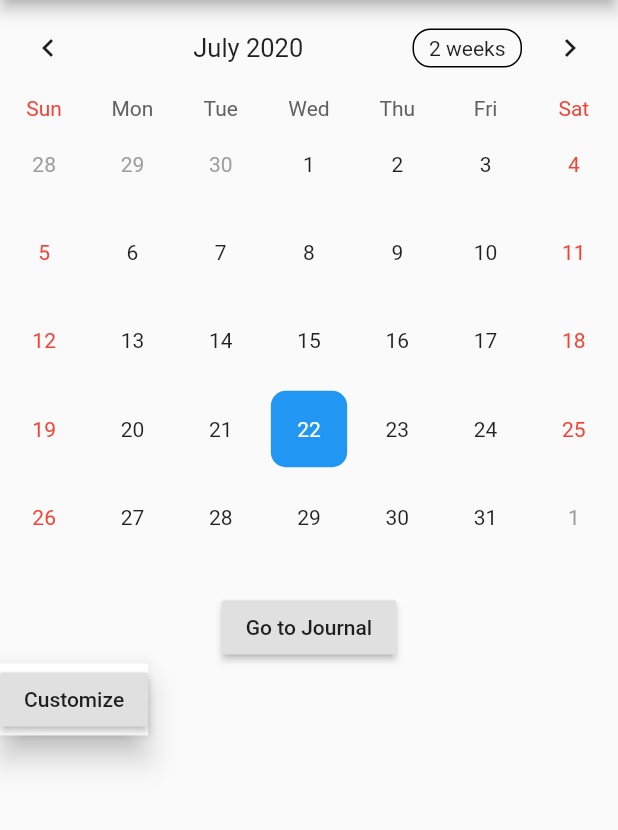
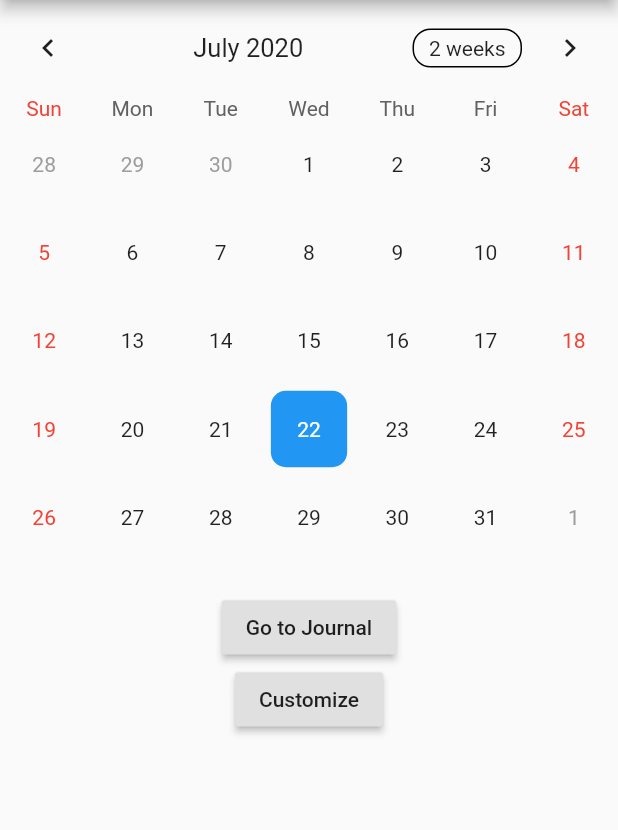
Before and after one commit to CS386-journal-time/CS386-journal-time, a Flutter app: the screen it shows after launch, on a phone screen of 412 x 824 dp, the part 84-914 px from its top. Run offline on Flutter 3.47's test engine with Material 2 defaults, Android fonts, the phone set to English and light mode, and no system bars; drawn by our look-alikes of table_calendar; our stand-ins replace image_picker; missing offline and left inert: flutter_hsvcolor_picker.

Commit message:
Adjusted UI

```diff
--- a/journal_time1/lib/main.dart
+++ b/journal_time1/lib/main.dart
@@ -106,7 +106,9 @@ class _HomePageState extends State<HomePage> {
               height: 20,
             ),
             Center(
-              child: RaisedButton(
+              child: Column(
+                children: <Widget>[
+                  RaisedButton(
                     onPressed: () {
                          Route route = MaterialPageRoute(
                       builder: (context) => Day(choiceDay: choiceDay),
@@ -115,9 +117,7 @@ class _HomePageState extends State<HomePage> {
                               },
                           child: Text('Go to Journal'),
                   ),
-
-              ),
-            BottomAppBar(child: RaisedButton(
+                  RaisedButton(
                     onPressed: () {
                       Route route = MaterialPageRoute(
                         builder: (context) => customColor(),
@@ -126,7 +126,8 @@ class _HomePageState extends State<HomePage> {
                     },
                     child: Text('Customize'),
                   ),
-
+                ],
+            ),
             ),
             ],
         ),
```
Also changed, not shown: journal_time1/pubspec.lock. Lines whose indentation alone changed are shown as unchanged.
